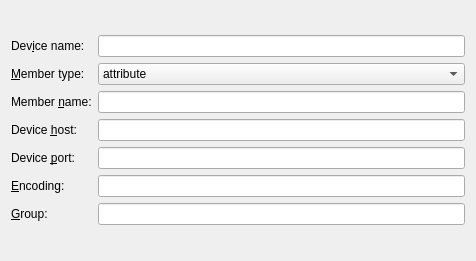
This is nxsconfigtool/ui/tangodsdlg.ui in jkotan/nexdatas.configtool as Qt 5 draws it before an edit. The edited form follows.
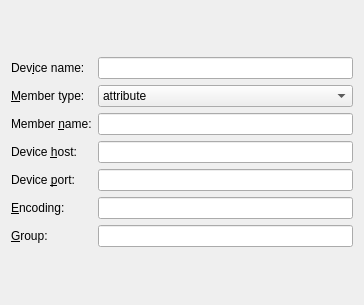
This is the edited form.

Patch:
```diff
--- a/nxsconfigtool/ui/tangodsdlg.ui
+++ b/nxsconfigtool/ui/tangodsdlg.ui
@@ -6,8 +6,8 @@
    <rect>
     <x>0</x>
     <y>0</y>
-    <width>476</width>
-    <height>261</height>
+    <width>364</width>
+    <height>305</height>
    </rect>
   </property>
   <property name="windowTitle">
@@ -15,7 +15,7 @@
   </property>
   <layout class="QGridLayout" name="gridLayout">
    <item row="0" column="0">
-    <layout class="QGridLayout" name="gridLayout_2" rowstretch="0,0,0,0,0,0,0" rowminimumheight="0,0,0,0,0,0,0">
+    <layout class="QGridLayout" name="gridLayout_2" rowstretch="0,0,0,0,0,0,0">
      <item row="0" column="0">
       <widget class="QLabel" name="tDevNameLabel">
        <property name="text">
```
